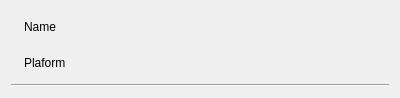
The window that src/gui/ui/instancetabwidget.ui (smalbadger/social) describes before a commit, drawn with Qt 5.
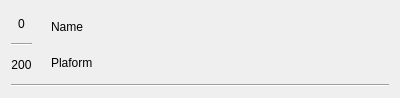
The same window after the commit. Icons and pictures are not drawn.

Commit message: created function to get today's activity limits

Diff of the .ui file:
```diff
--- a/src/gui/ui/instancetabwidget.ui
+++ b/src/gui/ui/instancetabwidget.ui
@@ -16,9 +16,55 @@
   <property name="styleSheet">
    <string notr="true"/>
   </property>
-  <layout class="QVBoxLayout" name="verticalLayout_2">
+  <layout class="QVBoxLayout" name="verticalLayout_3">
    <item>
     <layout class="QHBoxLayout" name="horizontalLayout">
+     <item>
+      <layout class="QVBoxLayout" name="verticalLayout_2">
+       <item>
+        <widget class="QLabel" name="currentDailyActivity">
+         <property name="sizePolicy">
+          <sizepolicy hsizetype="Minimum" vsizetype="Preferred">
+           <horstretch>0</horstretch>
+           <verstretch>0</verstretch>
+          </sizepolicy>
+         </property>
+         <property name="text">
+          <string>0</string>
+         </property>
+         <property name="alignment">
+          <set>Qt::AlignCenter</set>
+         </property>
+        </widget>
+       </item>
+       <item>
+        <widget class="Line" name="line_2">
+         <property name="lineWidth">
+          <number>1</number>
+         </property>
+         <property name="orientation">
+          <enum>Qt::Horizontal</enum>
+         </property>
+        </widget>
+       </item>
+       <item>
+        <widget class="QLabel" name="currentDailyActivityLimit">
+         <property name="sizePolicy">
+          <sizepolicy hsizetype="Minimum" vsizetype="Preferred">
+           <horstretch>0</horstretch>
+           <verstretch>0</verstretch>
+          </sizepolicy>
+         </property>
+         <property name="text">
+          <string>200</string>
+         </property>
+         <property name="alignment">
+          <set>Qt::AlignCenter</set>
+         </property>
+        </widget>
+       </item>
+      </layout>
+     </item>
      <item>
       <widget class="QLabel" name="logoLabel">
        <property name="enabled">
@@ -42,6 +88,12 @@
       <layout class="QVBoxLayout" name="verticalLayout">
        <item>
         <widget class="QLabel" name="nameLabel">
+         <property name="sizePolicy">
+          <sizepolicy hsizetype="Expanding" vsizetype="Preferred">
+           <horstretch>0</horstretch>
+           <verstretch>0</verstretch>
+          </sizepolicy>
+         </property>
          <property name="styleSheet">
           <string notr="true">font: 87 10pt &quot;Segoe UI Black&quot;;</string>
          </property>
@@ -55,6 +107,12 @@
        </item>
        <item>
         <widget class="QLabel" name="platformLabel">
+         <property name="sizePolicy">
+          <sizepolicy hsizetype="Expanding" vsizetype="Preferred">
+           <horstretch>0</horstretch>
+           <verstretch>0</verstretch>
+          </sizepolicy>
+         </property>
          <property name="styleSheet">
           <string notr="true">font: 25 italic 8pt &quot;Segoe UI Light&quot;;</string>
          </property>
```
The commit also changes 1 other file.
